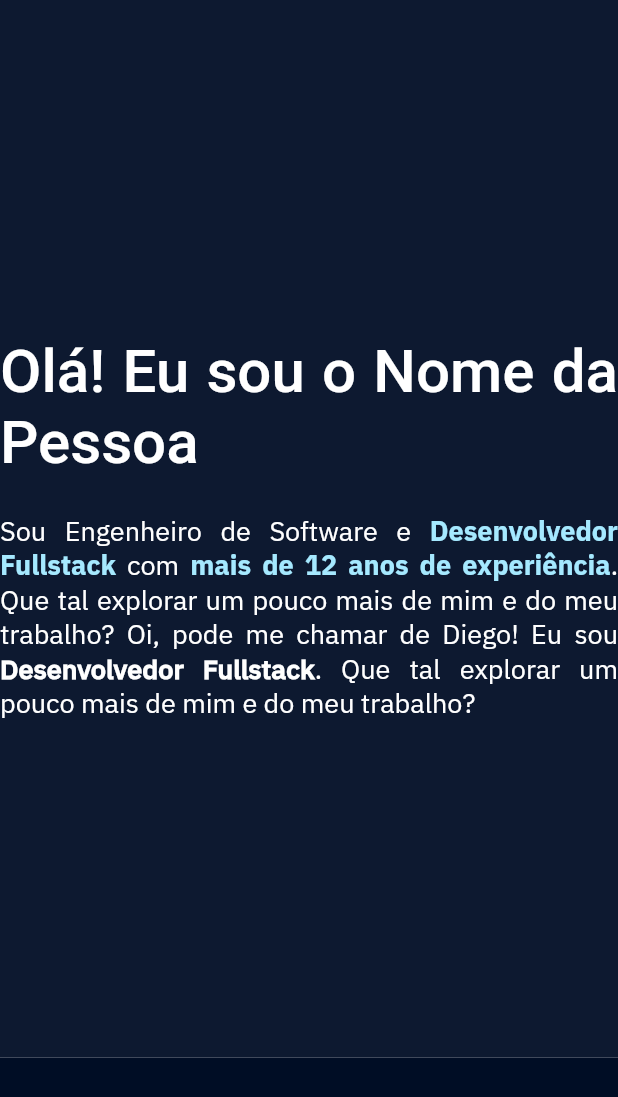
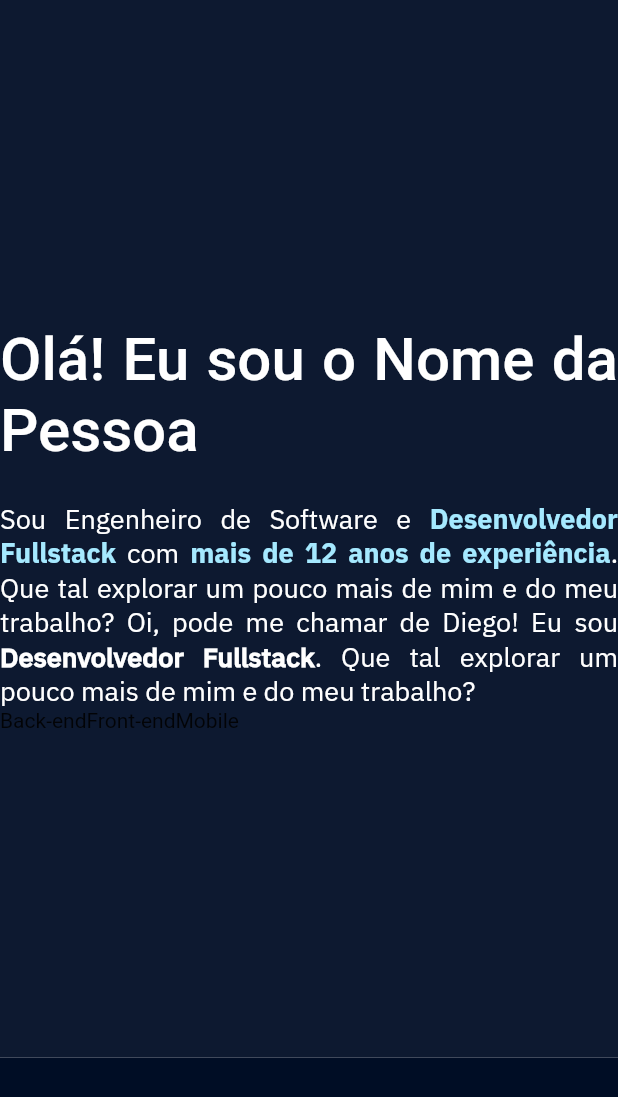
Before and after one commit to diegomors/speedup, a Flutter app: the screen it shows after launch, on a phone screen of 412 x 824 dp. Shown: the top 1097 px of the screen. Run offline on Flutter 3.47's test engine with Material 2 defaults, Android fonts, the phone set to English and light mode, and no system bars; our stand-ins replace expandable_page_view, flutter_svg; Roboto replaces fonts that are missing (IBMPlexSans).

Commit message:
lista de button

```diff
--- a/lib/modules/summary/my_summary_page.dart
+++ b/lib/modules/summary/my_summary_page.dart
@@ -1,3 +1,5 @@
+// ignore_for_file: directives_ordering
+
 import 'package:flutter/material.dart';
 
 import '../../shared/components/components.dart';
@@ -60,7 +62,8 @@ class MySummaryPage extends StatelessWidget {
                         ),
                       ),
                       const TextSpan(
-                        text: '. Que tal explorar um pouco mais de mim e do meu trabalho? Oi, pode me chamar de Diego! Eu sou ',
+                        text:
+                            '. Que tal explorar um pouco mais de mim e do meu trabalho? Oi, pode me chamar de Diego! Eu sou ',
                       ),
                       TextSpan(
                         text: 'Desenvolvedor Fullstack',
@@ -70,13 +73,15 @@ class MySummaryPage extends StatelessWidget {
                         ),
                       ),
                       const TextSpan(
-                        text: '. Que tal explorar um pouco mais de mim e do meu trabalho?',
+                        text:
+                            '. Que tal explorar um pouco mais de mim e do meu trabalho?',
                       ),
                     ],
                   ),
                   style: style,
                   textAlign: TextAlign.justify,
                 ),
+                const MyListButton(),
               ],
             ),
           ),
--- a/lib/shared/components/components.dart
+++ b/lib/shared/components/components.dart
@@ -1,3 +1,4 @@
 export 'my_button.dart';
 export 'my_carousel_item.dart';
+export 'my_list_button.dart';
 export 'my_text.dart';
--- /dev/null
+++ b/lib/shared/components/my_list_button.dart
@@ -0,0 +1,21 @@
+import 'package:flutter/material.dart';
+
+class MyListButton extends StatelessWidget {
+  const MyListButton({Key? key}) : super(key: key);
+
+  @override
+  Widget build(BuildContext context) {
+    return buildRowArea();
+  }
+
+  Widget buildRowArea() =>
+      Row(crossAxisAlignment: CrossAxisAlignment.start, children: [
+        buildButton('Back-end'),
+        buildButton('Front-end'),
+        buildButton('Mobile')
+      ]);
+
+  Widget buildButton(String text) {
+    return Text(text);
+  }
+}
```
Also changed, not shown: pubspec.lock.
